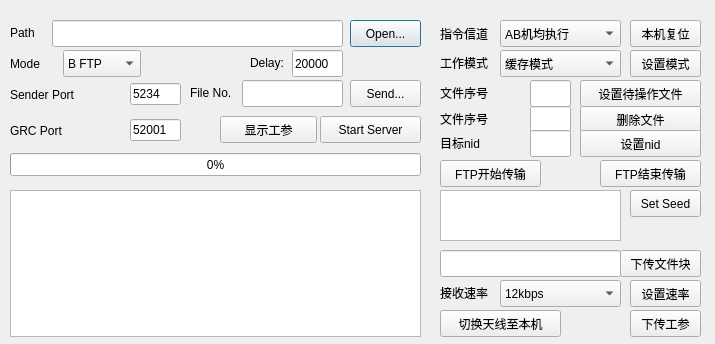
Old version of the form file_send.ui in the repository ArtisticZhao/file_sender_to_GNURadio.
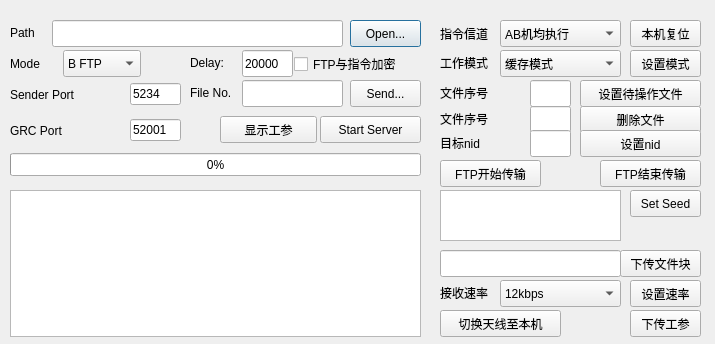
New version of the form.

Commit message: 准备加入加密功能, 前期工作: 加入了C库, 加入了加密设置读取

The edit to the form file:
```diff
--- a/file_send.ui
+++ b/file_send.ui
@@ -133,7 +133,7 @@
   <widget class="QLabel" name="label_6">
    <property name="geometry">
     <rect>
-     <x>250</x>
+     <x>190</x>
      <y>54</y>
      <width>51</width>
      <height>17</height>
@@ -146,7 +146,7 @@
   <widget class="QLineEdit" name="delay_us">
    <property name="geometry">
     <rect>
-     <x>292</x>
+     <x>242</x>
      <y>50</y>
      <width>51</width>
      <height>27</height>
@@ -626,6 +626,19 @@
     <string>接收速率</string>
    </property>
   </widget>
+  <widget class="QCheckBox" name="checkBox_encrypt">
+   <property name="geometry">
+    <rect>
+     <x>294</x>
+     <y>53</y>
+     <width>131</width>
+     <height>22</height>
+    </rect>
+   </property>
+   <property name="text">
+    <string>FTP与指令加密</string>
+   </property>
+  </widget>
  </widget>
  <resources/>
  <connections/>
```
The commit also changes 6 other files.
